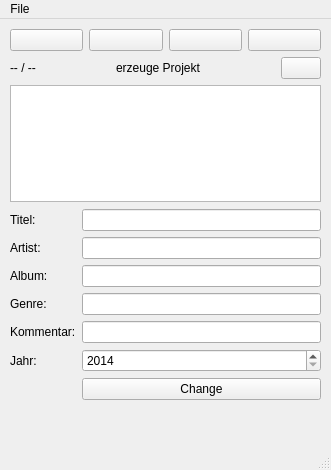
quitejonny/godirec, file ui/godi_rec.ui: the form before one commit.
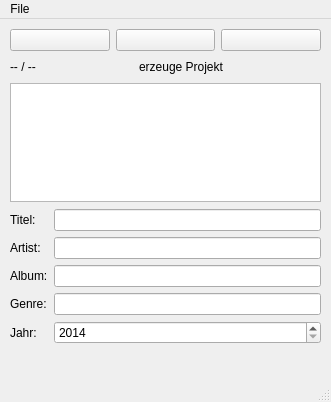
The form after the commit. Icons and pictures are not drawn.

Commit message: update gui and make runnable, need to update logic

The edit to the form file:
```diff
--- a/ui/godi_rec.ui
+++ b/ui/godi_rec.ui
@@ -8,7 +8,7 @@
     <x>0</x>
     <y>0</y>
     <width>331</width>
-    <height>470</height>
+    <height>402</height>
    </rect>
   </property>
   <property name="windowTitle">
@@ -31,20 +31,6 @@
     <layout class="QVBoxLayout" name="verticalLayout">
      <item>
       <layout class="QHBoxLayout" name="horizontalLayout">
-       <item>
-        <widget class="QPushButton" name="ButtonPlay">
-         <property name="text">
-          <string/>
-         </property>
-         <property name="icon">
-          <iconset>
-           <normaloff>media23.png</normaloff>media23.png</iconset>
-         </property>
-         <property name="checkable">
-          <bool>false</bool>
-         </property>
-        </widget>
-       </item>
        <item>
         <widget class="QPushButton" name="ButtonStop">
          <property name="text">
@@ -125,20 +111,6 @@
          </property>
         </spacer>
        </item>
-       <item>
-        <widget class="QPushButton" name="ButtonSave">
-         <property name="toolTip">
-          <string>&lt;html&gt;&lt;head/&gt;&lt;body&gt;&lt;p&gt;Aktuallisiert die Track liste&lt;/p&gt;&lt;/body&gt;&lt;/html&gt;</string>
-         </property>
-         <property name="text">
-          <string/>
-         </property>
-         <property name="icon">
-          <iconset>
-           <normaloff>1400625665_sync.png</normaloff>1400625665_sync.png</iconset>
-         </property>
-        </widget>
-       </item>
       </layout>
      </item>
      <item>
@@ -152,7 +124,7 @@
       <x>10</x>
       <y>190</y>
       <width>311</width>
-      <height>231</height>
+      <height>161</height>
      </rect>
     </property>
     <layout class="QFormLayout" name="formLayout">
@@ -200,27 +172,13 @@
       <widget class="QLineEdit" name="LineEditGenre"/>
      </item>
      <item row="4" column="0">
-      <widget class="QLabel" name="label_kommentar">
-       <property name="text">
-        <string>Kommentar:</string>
-       </property>
-      </widget>
-     </item>
-     <item row="4" column="1">
-      <widget class="QLineEdit" name="LineEditComment">
-       <property name="readOnly">
-        <bool>true</bool>
-       </property>
-      </widget>
-     </item>
-     <item row="5" column="0">
       <widget class="QLabel" name="label">
        <property name="text">
         <string>Jahr:</string>
        </property>
       </widget>
      </item>
-     <item row="5" column="1">
+     <item row="4" column="1">
       <widget class="QDateEdit" name="LineEditDate">
        <property name="locale">
         <locale language="German" country="Germany"/>
@@ -237,16 +195,6 @@
        </property>
       </widget>
      </item>
-     <item row="6" column="1">
-      <widget class="QPushButton" name="ButtonChange">
-       <property name="toolTip">
-        <string>&lt;html&gt;&lt;head/&gt;&lt;body&gt;&lt;p&gt;speichert aktuelle Taggs ab&lt;/p&gt;&lt;/body&gt;&lt;/html&gt;</string>
-       </property>
-       <property name="text">
-        <string>Change</string>
-       </property>
-      </widget>
-     </item>
     </layout>
    </widget>
   </widget>
```
Left out of the diff: 1 changed line with no effect on the pictures. The commit also changes 1 other file.
